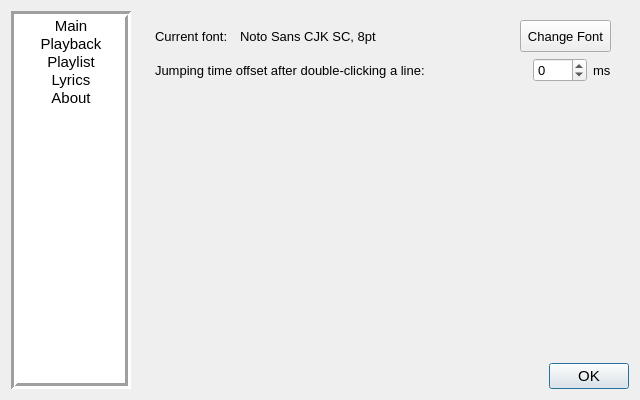
Before: the Qt Designer form source/ui/configwindow/tp_configwindow.ui in ZXfkSIE/ThousandPlayer, drawn with Qt 5.
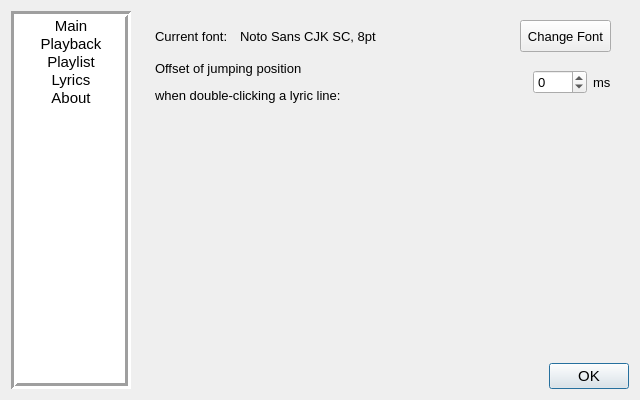
After: the same form once the commit is applied.

Commit message: commit for #2: Add sort by last modified time

Diff of the .ui file:
```diff
--- a/source/ui/configwindow/tp_configwindow.ui
+++ b/source/ui/configwindow/tp_configwindow.ui
@@ -1029,10 +1029,10 @@
            <widget class="QWidget" name="container_JumpingTimeOffset" native="true">
             <layout class="QHBoxLayout" name="horizontalLayout_12">
              <property name="topMargin">
-              <number>0</number>
+              <number>3</number>
              </property>
              <property name="bottomMargin">
-              <number>0</number>
+              <number>3</number>
              </property>
              <item>
               <widget class="QLabel" name="label_JumpingTimeOffset">
@@ -1042,7 +1042,7 @@
                 </font>
                </property>
                <property name="text">
-                <string>Jumping time offset after double-clicking a line:</string>
+                <string>&lt;html&gt;&lt;head/&gt;&lt;body&gt;&lt;p&gt;Offset of jumping position&lt;/p&gt;&lt;p&gt;when double-clicking a lyric line:&lt;/p&gt;&lt;/body&gt;&lt;/html&gt;</string>
                </property>
               </widget>
              </item>
```
The commit also changes 9 other files.
